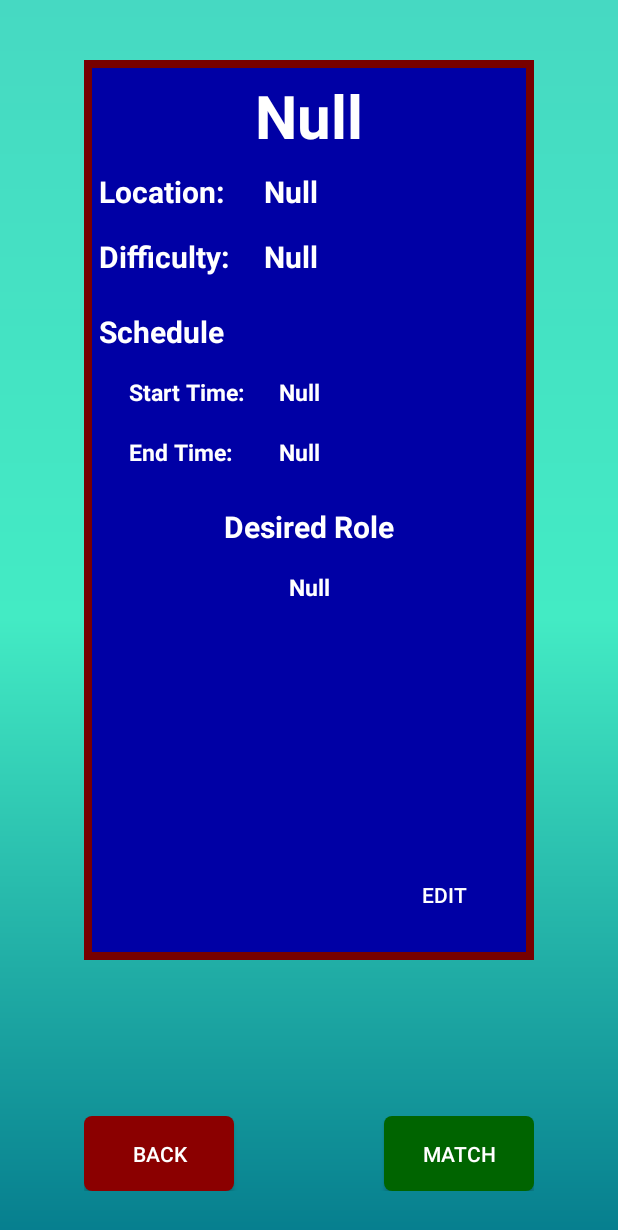
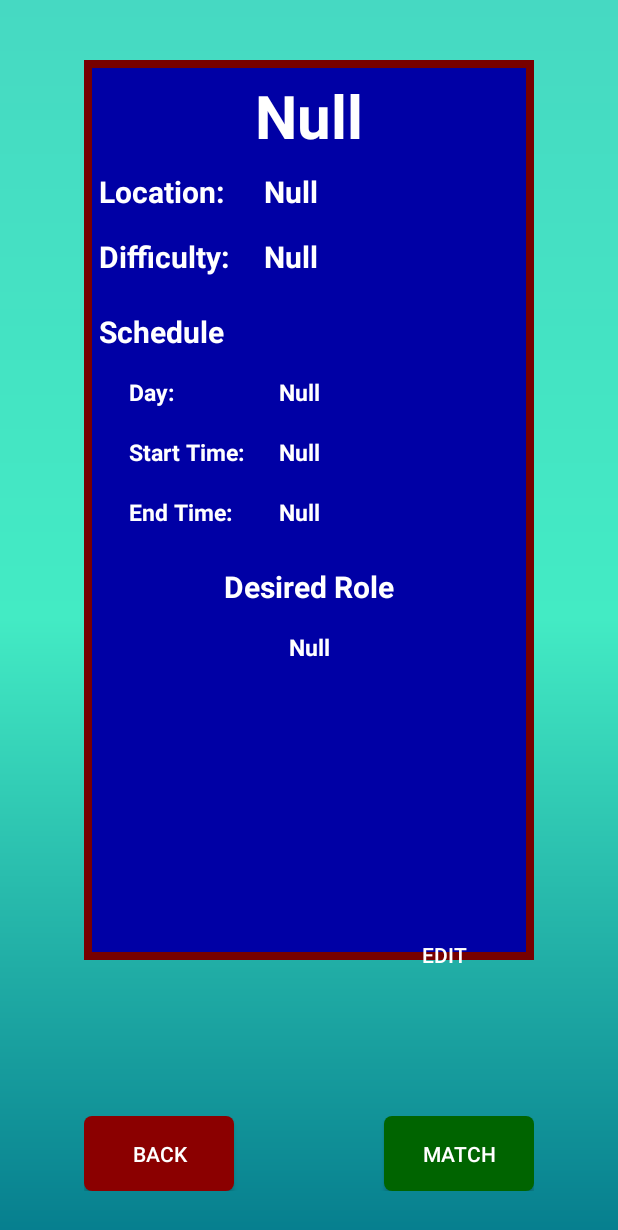
Before and after one commit to WyattCake1/CS411Silver, an Android app built with Jetpack Compose: the ViewListing screen opened directly, with no data from a screen before it, on a phone screen of 412 x 824 dp. Shown: the top 1230 px of the screen. Run offline under Robolectric (Android 15) with nearby library versions, the phone set to English and light mode, and no system bars; 8 statements that could not run were skipped.

Commit message:
Format adjustment

```diff
--- a/frontend/app/src/main/java/com/rolecall/ViewListing.java
+++ b/frontend/app/src/main/java/com/rolecall/ViewListing.java
@@ -36,9 +36,7 @@ public class ViewListing extends AppCompatActivity {
     }
 
     public void backToListings(View v){
-        Intent intent = new Intent(ViewListing.this, UserListingsPage.class);
-        intent.putExtra("userId", userId);
-        startActivity(intent);
+        finish();
     }
 
     public void findMatches(View v){
@@ -59,12 +57,14 @@ public class ViewListing extends AppCompatActivity {
         TextView gameName = findViewById(R.id.game_name_field);
         TextView difficulty = findViewById(R.id.difficulty_field);
         TextView environment = findViewById(R.id.environment_field);
+        TextView day = findViewById(R.id.day_field);
         TextView startTime = findViewById(R.id.start_time_field);
         TextView endTime = findViewById(R.id.end_time_field);
         TextView role = findViewById(R.id.role_field);
         gameName.setText(display.getGameName());
         difficulty.setText(display.getDifficulty());
         environment.setText(display.getEnvironment());
+        day.setText(display.getDay());
         startTime.setText(display.getStartTime());
         endTime.setText(display.getEndTime());
         role.setText(display.getRole().toString());
--- a/frontend/app/src/main/res/layout/activity_view_listing.xml
+++ b/frontend/app/src/main/res/layout/activity_view_listing.xml
@@ -107,6 +107,34 @@
     </TextView>
 
     <TextView
+        android:id="@+id/day_label"
+        android:layout_width="100dp"
+        android:layout_height="40dp"
+        android:layout_marginTop="0dp"
+        android:layout_marginStart="30dp"
+        android:gravity="center_vertical"
+        android:textSize="15sp"
+        android:textStyle="bold"
+        android:textColor="@color/white"
+        android:text="@string/day_label"
+        app:layout_constraintStart_toStartOf="@+id/frame"
+        app:layout_constraintTop_toBottomOf="@+id/schedule_label">
+    </TextView>
+
+    <TextView
+        android:id="@+id/day_field"
+        android:layout_width="wrap_content"
+        android:layout_height="40dp"
+        android:gravity="center_vertical"
+        android:textSize="15sp"
+        android:textStyle="bold"
+        android:textColor="@color/white"
+        android:text="@string/empty_field"
+        app:layout_constraintStart_toEndOf="@+id/day_label"
+        app:layout_constraintTop_toTopOf="@+id/day_label">
+    </TextView>
+
+    <TextView
         android:id="@+id/start_time"
         android:layout_width="100dp"
         android:layout_height="40dp"
@@ -118,7 +146,7 @@
         android:textColor="@color/white"
         android:text="@string/start_label"
         app:layout_constraintStart_toStartOf="@+id/frame"
-        app:layout_constraintTop_toBottomOf="@+id/schedule_label">
+        app:layout_constraintTop_toBottomOf="@+id/day_label">
     </TextView>
 
     <TextView
--- a/frontend/app/src/main/res/values/strings.xml
+++ b/frontend/app/src/main/res/values/strings.xml
@@ -7,6 +7,7 @@
     <string name="location_label">Location:</string>
     <string name="difficulty_label">Difficulty:</string>
     <string name="schedule_label">Schedule</string>
+    <string name="day_label">Day:</string>
     <string name="start_label">Start Time:</string>
     <string name="end_label">End Time:</string>
     <string name="role_label">Desired Role</string>
```
